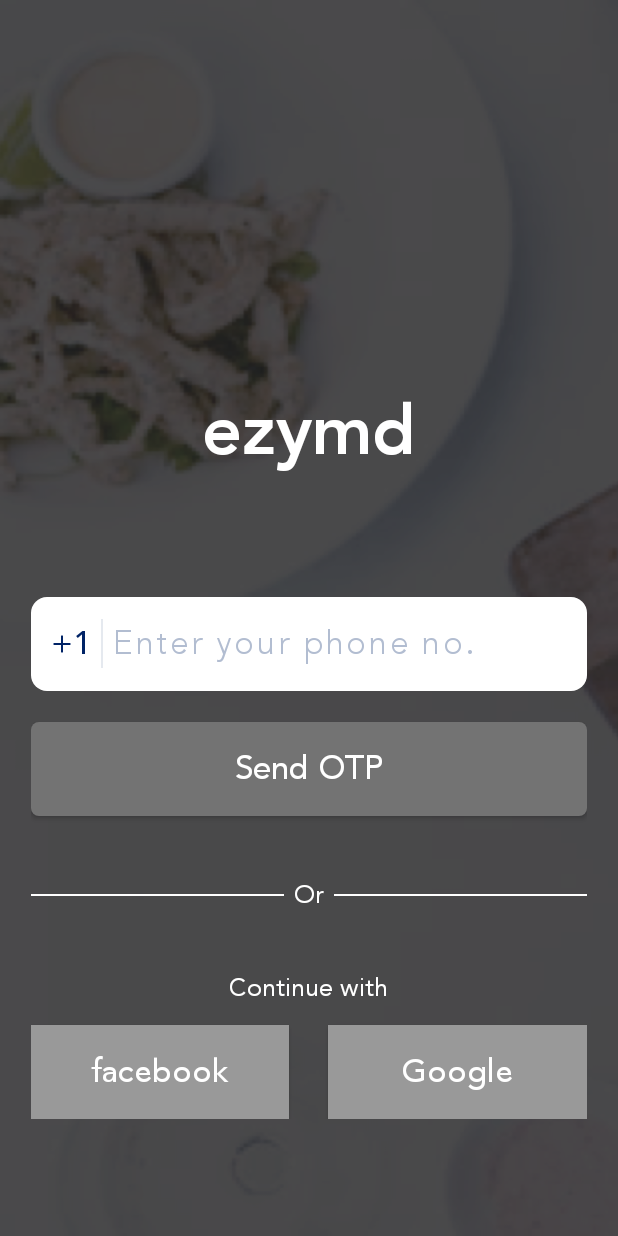
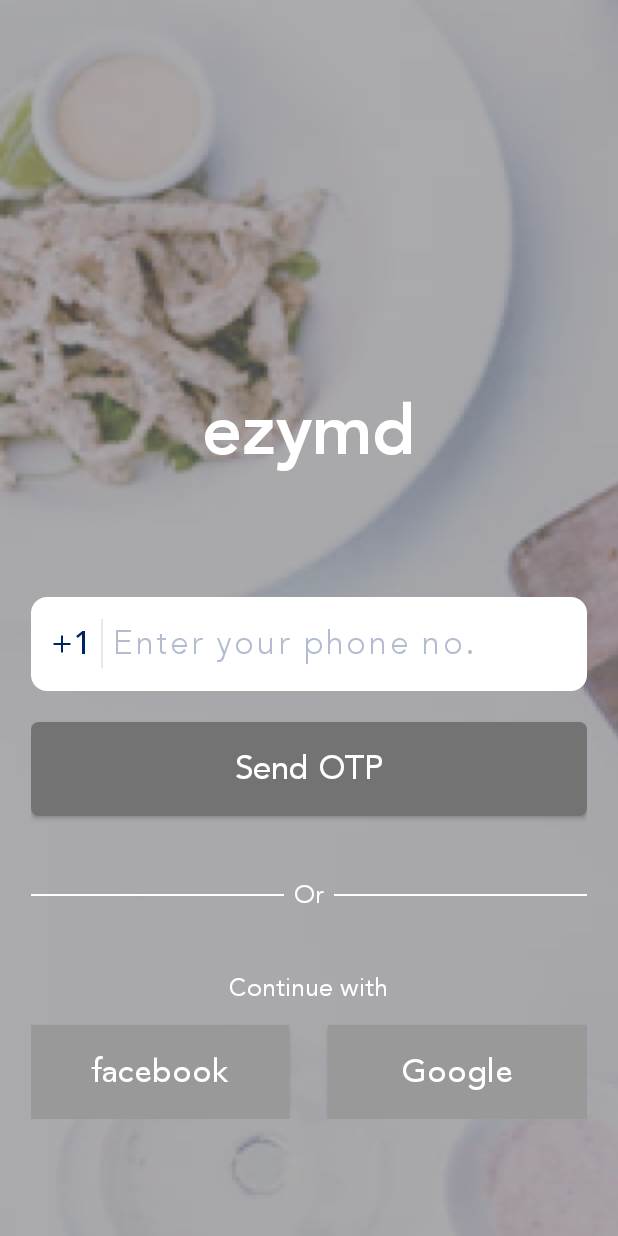
Before and after one commit to mohittanwar94/ezymd, an Android app: the screen it shows after launch (Login), on a phone screen of 412 x 824 dp. Run offline under Robolectric (Android 15) with nearby library versions, the phone set to English and light mode, and no system bars; our stand-ins replace sdp/ssp sizes; libraries missing offline, so code that uses them is left out: com.facebook, com.facebook.login; 4 statements that could not run were skipped.

Commit message:
ripple added on button pressed

```diff
--- a/app/src/main/res/drawable/ic_gray_btn_pressed.xml
+++ b/app/src/main/res/drawable/ic_gray_btn_pressed.xml
@@ -1,8 +1,20 @@
-<shape xmlns:android="http://schemas.android.com/apk/res/android"
-    android:shape="rectangle">
-    <solid android:color="@color/color_737373" />
-    <size
-        android:width="@dimen/_80sdp"
-        android:height="@dimen/_45sdp"></size>
-    <corners android:radius="@dimen/_4sdp" />
-</shape>
+<?xml version="1.0" encoding="utf-8"?>
+<ripple xmlns:android="http://schemas.android.com/apk/res/android"
+    android:color="@color/white">
+    <item android:id="@android:id/mask">
+        <shape android:shape="rectangle">
+            <solid android:color="@color/white" />
+            <corners android:radius="@dimen/_4sdp" />
+        </shape>
+    </item>
+
+    <item android:id="@android:id/background">
+        <shape android:shape="rectangle">
+            <solid android:color="@color/color_737373" />
+            <size
+                android:width="@dimen/_80sdp"
+                android:height="@dimen/_45sdp" />
+            <corners android:radius="@dimen/_4sdp" />
+        </shape>
+    </item>
+</ripple>
--- a/app/src/main/res/layout/login.xml
+++ b/app/src/main/res/layout/login.xml
@@ -4,12 +4,6 @@
     android:layout_width="match_parent"
     android:layout_height="match_parent"
     android:background="@drawable/splash_bg">
-
-    <ImageView
-        android:layout_width="match_parent"
-        android:layout_height="match_parent"
-        android:background="#90000000"
-        android:scaleType="fitXY" />
 
     <RelativeLayout
         android:layout_width="match_parent"
```
